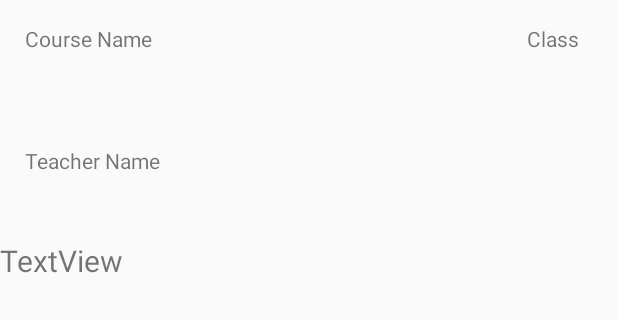
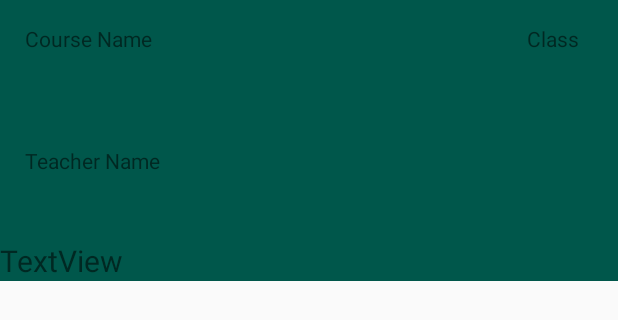
Before and after one commit to ax-ten/next-class, an Android app: the layout phone_item_dailystub.xml on its own in the app's theme, with its tools: preview values and no code run, on a phone screen of 412 x 824 dp. Shown: the top 320 px of the screen. Run offline under Robolectric (Android 15) with nearby library versions, the phone set to English and light mode, and no system bars.

Commit message:
Minor Improvements

```diff
--- a/NextApp/mobile/src/main/res/layout/phone_item_dailystub.xml
+++ b/NextApp/mobile/src/main/res/layout/phone_item_dailystub.xml
@@ -20,9 +20,10 @@
         android:id="@+id/constraintLayout"
         android:layout_width="fill_parent"
         android:layout_height="wrap_content"
+        android:background="@color/colorAccent"
+        tools:ignore="MissingConstraints"
         tools:layout_editor_absoluteX="-1dp"
-        tools:layout_editor_absoluteY="72dp"
-        tools:ignore="MissingConstraints">
+        tools:layout_editor_absoluteY="72dp">
 
         <TextView
             android:id="@+id/coursename"
--- a/NextApp/mobile/src/main/res/layout/phone_item_schedule.xml
+++ b/NextApp/mobile/src/main/res/layout/phone_item_schedule.xml
@@ -27,7 +27,7 @@
         android:layout_marginStart="16dp"
         android:layout_marginTop="15dp"
         android:layout_marginBottom="16dp"
-        android:text="tetetete"
+        android:text="@string/fileName"
         app:layout_constraintBottom_toBottomOf="parent"
         app:layout_constraintStart_toStartOf="parent"
         app:layout_constraintTop_toTopOf="parent" />
--- a/NextApp/wear/src/main/res/layout/wearable_activity_map.xml
+++ b/NextApp/wear/src/main/res/layout/wearable_activity_map.xml
@@ -19,6 +19,8 @@
         android:id="@+id/pin"
         android:layout_width="24dp"
         android:layout_height="24dp"
+        android:layout_marginStart="44dp"
+        android:layout_marginTop="48dp"
         app:layout_constraintStart_toStartOf="parent"
         app:layout_constraintTop_toTopOf="parent"
         app:srcCompat="@drawable/ic_pin" />
```
